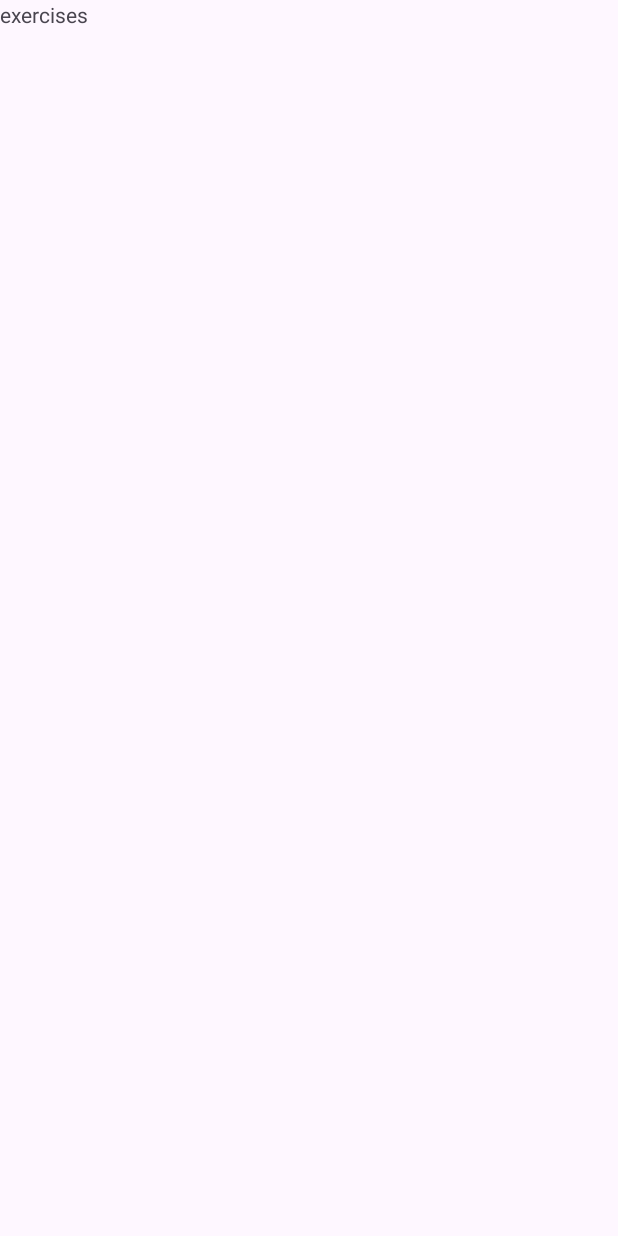
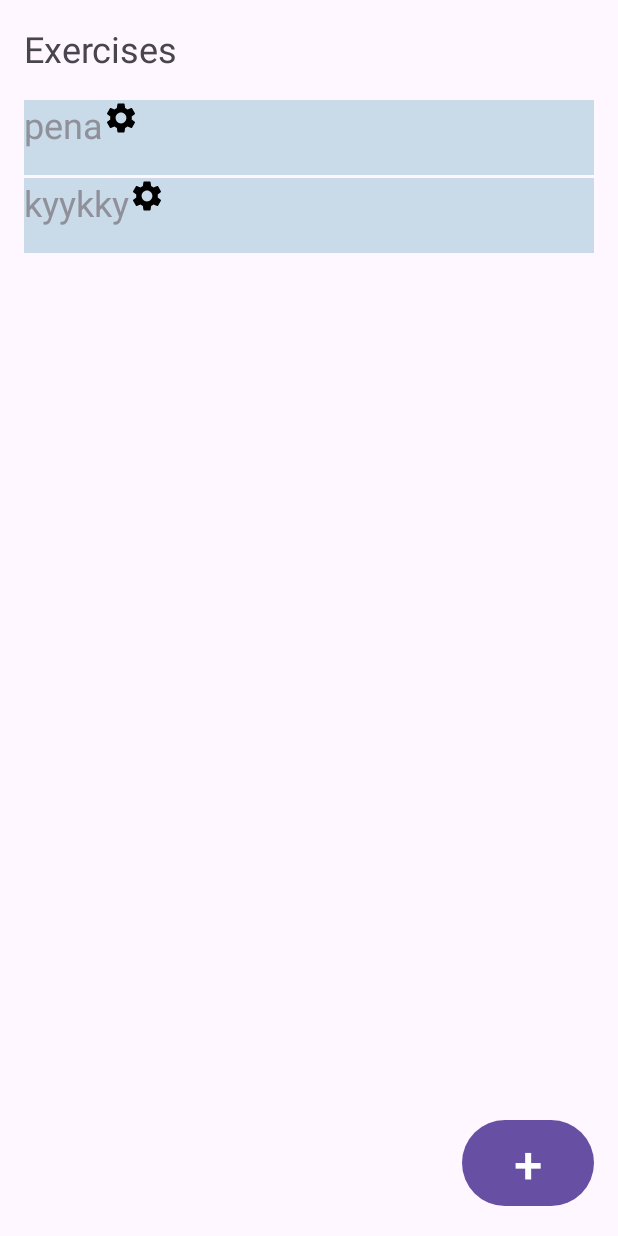
Before and after one commit to OskarSan/RepOCounter, an Android app: the ExercisesActivity screen opened directly, with no data from a screen before it, on a phone screen of 412 x 824 dp. Before the commit the screen is almost empty. Run offline under Robolectric (Android 15) with nearby library versions, the light colour scheme and no system bars.

Commit message:
recyclerView added to exercises activity

```diff
--- a/app/src/main/AndroidManifest.xml
+++ b/app/src/main/AndroidManifest.xml
@@ -19,7 +19,7 @@
             android:name=".ExercisesActivity"
             android:exported="false" />
         <activity
-            android:name=".RoutinesActivity"
+            android:name=".WorkoutsActivity"
             android:exported="false" />
         <activity
             android:name=".MainActivity"
--- /dev/null
+++ b/app/src/main/java/com/example/repocounter/ExerciseListAdapter.java
@@ -0,0 +1,38 @@
+package com.example.repocounter;
+
+import android.content.Context;
+import android.view.LayoutInflater;
+import android.view.ViewGroup;
+
+import androidx.annotation.NonNull;
+import androidx.recyclerview.widget.RecyclerView;
+
+import java.util.ArrayList;
+import java.util.HashMap;
+
+public class ExerciseListAdapter extends RecyclerView.Adapter<ExerciseViewHolder> {
+    private Context context;
+    private ArrayList<Exercise> exercises = new ArrayList<>();
+
+    public ExerciseListAdapter(ArrayList<Exercise> exercises, Context context) {
+        this.exercises = exercises;
+        this.context = context;
+    }
+
+    @NonNull
+    @Override
+    public ExerciseViewHolder onCreateViewHolder(@NonNull ViewGroup parent, int viewType) {
+        return new ExerciseViewHolder(LayoutInflater.from(context).inflate(R.layout.exercise_rv_view, parent, false));
+    }
+
+    @Override
+    public void onBindViewHolder(@NonNull ExerciseViewHolder holder, int position) {
+        holder.textView.setText(exercises.get(position).getExerciseName());
+        holder.imageView.setImageResource(R.drawable.baseline_settings_24);
+    }
+
+    @Override
+    public int getItemCount() {
+        return exercises.size();
+    }
+}
--- /dev/null
+++ b/app/src/main/java/com/example/repocounter/ExerciseViewHolder.java
@@ -0,0 +1,22 @@
+package com.example.repocounter;
+
+import android.view.View;
+import android.widget.ImageView;
+import android.widget.TextView;
+
+import androidx.annotation.NonNull;
+import androidx.recyclerview.widget.RecyclerView;
+
+public class ExerciseViewHolder extends RecyclerView.ViewHolder{
+    TextView textView;
+    ImageView imageView;
+
+
+    public ExerciseViewHolder(@NonNull View itemView) {
+        super(itemView);
+        textView = itemView.findViewById(R.id.exerciseNameTextView);
+        imageView = itemView.findViewById(R.id.exerciseEditImageView);
+
+
+    }
+}
--- a/app/src/main/java/com/example/repocounter/ExercisesActivity.java
+++ b/app/src/main/java/com/example/repocounter/ExercisesActivity.java
@@ -7,8 +7,13 @@ import androidx.appcompat.app.AppCompatActivity;
 import androidx.core.graphics.Insets;
 import androidx.core.view.ViewCompat;
 import androidx.core.view.WindowInsetsCompat;
+import androidx.recyclerview.widget.LinearLayoutManager;
+import androidx.recyclerview.widget.RecyclerView;
 
 public class ExercisesActivity extends AppCompatActivity {
+
+    private Storage storage;
+    private RecyclerView recyclerView;
 
     @Override
     protected void onCreate(Bundle savedInstanceState) {
@@ -20,5 +25,13 @@ public class ExercisesActivity extends AppCompatActivity {
             v.setPadding(systemBars.left, systemBars.top, systemBars.right, systemBars.bottom);
             return insets;
         });
+
+        storage = Storage.getInstance();
+
+        recyclerView = findViewById(R.id.exercisesRecyclerView);
+
+        recyclerView.setLayoutManager(new LinearLayoutManager(this));
+        recyclerView.setAdapter(new ExerciseListAdapter(storage.getExerciseArrayList(), getApplicationContext()));
+
     }
 }
--- a/app/src/main/java/com/example/repocounter/RoutinesActivity.java
+++ b/app/src/main/java/com/example/repocounter/WorkoutsActivity.java
@@ -2,7 +2,6 @@ package com.example.repocounter;
 
 import android.content.res.Resources;
 import android.os.Bundle;
-import android.widget.ListView;
 
 import androidx.activity.EdgeToEdge;
 import androidx.appcompat.app.AppCompatActivity;
@@ -11,7 +10,7 @@ import androidx.core.view.ViewCompat;
 import androidx.core.view.WindowInsetsCompat;
 import androidx.recyclerview.widget.RecyclerView;
 
-public class RoutinesActivity extends AppCompatActivity {
+public class WorkoutsActivity extends AppCompatActivity {
     RecyclerView routinesRecyclerView;
 
 
@@ -20,7 +19,7 @@ public class RoutinesActivity extends AppCompatActivity {
     protected void onCreate(Bundle savedInstanceState) {
         super.onCreate(savedInstanceState);
         EdgeToEdge.enable(this);
-        setContentView(R.layout.activity_routines);
+        setContentView(R.layout.activity_workouts);
         ViewCompat.setOnApplyWindowInsetsListener(findViewById(R.id.main), (v, insets) -> {
             Insets systemBars = insets.getInsets(WindowInsetsCompat.Type.systemBars());
             v.setPadding(systemBars.left, systemBars.top, systemBars.right, systemBars.bottom);
--- /dev/null
+++ b/app/src/main/res/drawable/baseline_edit_24.xml
@@ -0,0 +1,5 @@
+<vector xmlns:android="http://schemas.android.com/apk/res/android" android:height="24dp" android:tint="#000000" android:viewportHeight="24" android:viewportWidth="24" android:width="24dp">
+
+    <path android:fillColor="@android:color/white" android:pathData="M3,17.25V21h3.75L17.81,9.94l-3.75,-3.75L3,17.25zM20.71,7.04c0.39,-0.39 0.39,-1.02 0,-1.41l-2.34,-2.34c-0.39,-0.39 -1.02,-0.39 -1.41,0l-1.83,1.83 3.75,3.75 1.83,-1.83z"/>
+
+</vector>
--- /dev/null
+++ b/app/src/main/res/drawable/baseline_settings_24.xml
@@ -0,0 +1,5 @@
+<vector xmlns:android="http://schemas.android.com/apk/res/android" android:height="24dp" android:tint="#000000" android:viewportHeight="24" android:viewportWidth="24" android:width="24dp">
+
+    <path android:fillColor="@android:color/white" android:pathData="M19.14,12.94c0.04,-0.3 0.06,-0.61 0.06,-0.94c0,-0.32 -0.02,-0.64 -0.07,-0.94l2.03,-1.58c0.18,-0.14 0.23,-0.41 0.12,-0.61l-1.92,-3.32c-0.12,-0.22 -0.37,-0.29 -0.59,-0.22l-2.39,0.96c-0.5,-0.38 -1.03,-0.7 -1.62,-0.94L14.4,2.81c-0.04,-0.24 -0.24,-0.41 -0.48,-0.41h-3.84c-0.24,0 -0.43,0.17 -0.47,0.41L9.25,5.35C8.66,5.59 8.12,5.92 7.63,6.29L5.24,5.33c-0.22,-0.08 -0.47,0 -0.59,0.22L2.74,8.87C2.62,9.08 2.66,9.34 2.86,9.48l2.03,1.58C4.84,11.36 4.8,11.69 4.8,12s0.02,0.64 0.07,0.94l-2.03,1.58c-0.18,0.14 -0.23,0.41 -0.12,0.61l1.92,3.32c0.12,0.22 0.37,0.29 0.59,0.22l2.39,-0.96c0.5,0.38 1.03,0.7 1.62,0.94l0.36,2.54c0.05,0.24 0.24,0.41 0.48,0.41h3.84c0.24,0 0.44,-0.17 0.47,-0.41l0.36,-2.54c0.59,-0.24 1.13,-0.56 1.62,-0.94l2.39,0.96c0.22,0.08 0.47,0 0.59,-0.22l1.92,-3.32c0.12,-0.22 0.07,-0.47 -0.12,-0.61L19.14,12.94zM12,15.6c-1.98,0 -3.6,-1.62 -3.6,-3.6s1.62,-3.6 3.6,-3.6s3.6,1.62 3.6,3.6S13.98,15.6 12,15.6z"/>
+
+</vector>
--- /dev/null
+++ b/app/src/main/res/drawable/edit_button.xml
@@ -0,0 +1,5 @@
+<vector xmlns:android="http://schemas.android.com/apk/res/android" android:height="24dp" android:tint="#000000" android:viewportHeight="24" android:viewportWidth="24" android:width="24dp">
+
+    <path android:fillColor="@android:color/white" android:pathData="M3,17.25V21h3.75L17.81,9.94l-3.75,-3.75L3,17.25zM20.71,7.04c0.39,-0.39 0.39,-1.02 0,-1.41l-2.34,-2.34c-0.39,-0.39 -1.02,-0.39 -1.41,0l-1.83,1.83 3.75,3.75 1.83,-1.83z"/>
+
+</vector>
--- a/app/src/main/res/layout/activity_exercises.xml
+++ b/app/src/main/res/layout/activity_exercises.xml
@@ -11,7 +11,34 @@
         android:id="@+id/textView"
         android:layout_width="wrap_content"
         android:layout_height="wrap_content"
-        android:text="exercises"
-        tools:layout_editor_absoluteX="173dp"
-        tools:layout_editor_absoluteY="352dp" />
+        android:layout_marginStart="16dp"
+        android:layout_marginTop="16dp"
+        android:text="@string/exercises"
+        android:textSize="24sp"
+        app:layout_constraintStart_toStartOf="parent"
+        app:layout_constraintTop_toTopOf="parent" />
+
+    <androidx.recyclerview.widget.RecyclerView
+        android:id="@+id/exercisesRecyclerView"
+        android:layout_width="match_parent"
+        android:layout_height="wrap_content"
+        android:layout_marginStart="16dp"
+        android:layout_marginTop="16dp"
+        android:layout_marginEnd="16dp"
+        app:layout_constraintEnd_toEndOf="parent"
+        app:layout_constraintStart_toStartOf="parent"
+        app:layout_constraintTop_toBottomOf="@+id/textView">
+
+    </androidx.recyclerview.widget.RecyclerView>
+
+    <Button
+        android:id="@+id/button"
+        android:layout_width="wrap_content"
+        android:layout_height="wrap_content"
+        android:layout_marginEnd="16dp"
+        android:layout_marginBottom="16dp"
+        android:text="+"
+        android:textSize="34sp"
+        app:layout_constraintBottom_toBottomOf="parent"
+        app:layout_constraintEnd_toEndOf="parent" />
 </androidx.constraintlayout.widget.ConstraintLayout>
--- a/app/src/main/res/layout/activity_routines.xml
+++ b/app/src/main/res/layout/activity_workouts.xml
@@ -5,7 +5,7 @@
     android:id="@+id/main"
     android:layout_width="match_parent"
     android:layout_height="match_parent"
-    tools:context=".RoutinesActivity">
+    tools:context=".WorkoutsActivity">
 
     <androidx.recyclerview.widget.RecyclerView
         android:id="@+id/routinesRecyclerView"
--- /dev/null
+++ b/app/src/main/res/layout/exercise_rv_view.xml
@@ -0,0 +1,25 @@
+<?xml version="1.0" encoding="utf-8"?>
+<androidx.appcompat.widget.LinearLayoutCompat xmlns:android="http://schemas.android.com/apk/res/android"
+    xmlns:app="http://schemas.android.com/apk/res-auto"
+    android:layout_width="match_parent"
+    android:layout_height="50dp"
+    android:layout_marginTop="2dp"
+    android:background="#C9DAE9"
+    android:orientation="horizontal">
+
+
+    <TextView
+        android:id="@+id/exerciseNameTextView"
+        android:layout_width="wrap_content"
+        android:layout_height="wrap_content"
+        android:text="TextView"
+        android:textSize="24sp" />
+
+    <ImageView
+        android:id="@+id/exerciseEditImageView"
+        android:layout_width="wrap_content"
+        android:layout_height="wrap_content"
+        android:adjustViewBounds="false"
+        android:cropToPadding="false"
+        app:srcCompat="@android:drawable/ic_menu_preferences" />
+</androidx.appcompat.widget.LinearLayoutCompat>
--- a/app/src/main/res/values/strings.xml
+++ b/app/src/main/res/values/strings.xml
@@ -1,6 +1,6 @@
 <resources>
     <string name="app_name">"Rep O' Counter"</string>
-    <string name="routines">Routines</string>
+    <string name="routines">Workouts</string>
     <string name="exercises">Exercises</string>
     <string name="statistics">Statistics</string>
 
```
Also changed, not shown: app/src/main/java/com/example/repocounter/Exercise.java (added, +24 -0 lines), app/src/main/java/com/example/repocounter/MainActivity.java (+11 -1 lines), app/src/main/java/com/example/repocounter/Storage.java (added, +39 -0 lines), app/src/main/java/com/example/repocounter/Workout.java (added, +9 -0 lines), app/src/main/java/com/example/repocounter/data.java (deleted, +0 -9 lines).
